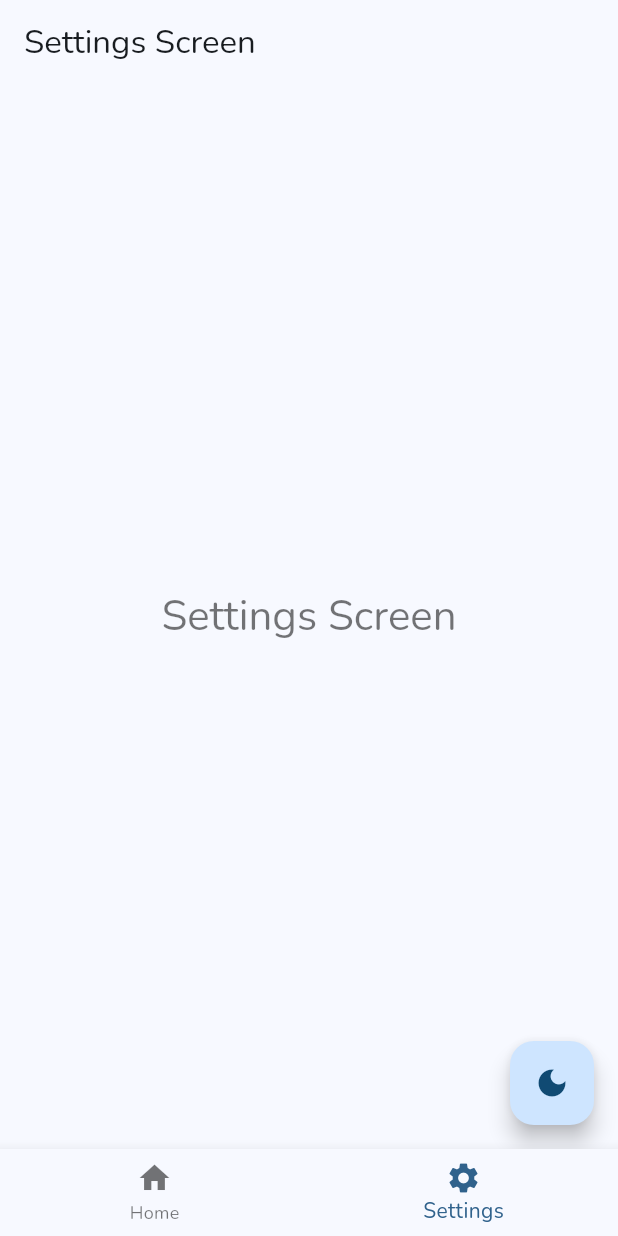
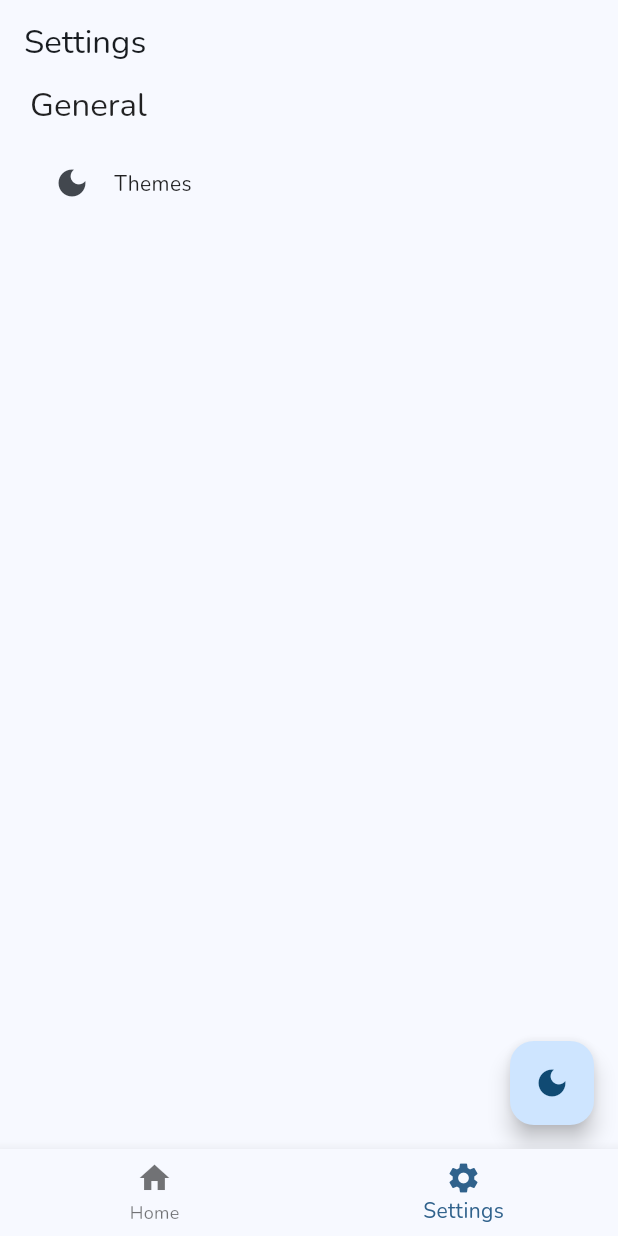
Before and after one commit to tc14077/todoer, a Flutter app: the MainScreen screen opened by its route, item 2 of the bottom bar chosen, on a phone screen of 412 x 824 dp. Run offline on Flutter 3.47's test engine with Material 2 defaults, Android fonts, the phone set to English and light mode, and no system bars; our stand-ins replace beamer, bloc, flutter_bloc, google_fonts.

Commit message:
feat: hook the screen with app path and location

```diff
--- a/lib/navigation/location/settings_location.dart
+++ b/lib/navigation/location/settings_location.dart
@@ -1,6 +1,7 @@
 import 'package:beamer/beamer.dart';
 import 'package:flutter/material.dart';
 import 'package:todoer/navigation/path/app_path.dart';
+import 'package:todoer/ui/screen/theme_setting_screen.dart';
 
 import '../../ui/screen/settings_screen.dart';
 
@@ -13,9 +14,16 @@ class SettingsLocation extends BeamLocation<BeamState> {
     final pages = [
       const BeamPage(
         key: ValueKey('settings'),
-        child: SettingsScreen(title: 'Settings Screen'),
+        child: SettingsScreen(title: 'Settings'),
       ),
     ];
+
+    if (state.pathPatternSegments.contains(AppPath.appTheme.split('/').last)) {
+      pages.add(const BeamPage(
+        key: ValueKey('theme_setting'),
+        child: ThemeSettingScreen(),
+      ));
+    }
     return pages;
   }
 }
--- a/lib/navigation/path/app_path.dart
+++ b/lib/navigation/path/app_path.dart
@@ -1,5 +1,7 @@
 class AppPath {
   static const main = '/main';
   static const home = '$main/home';
+
   static const settings = '$main/settings';
+  static const appTheme = '$settings/app_theme';
 }
--- a/lib/ui/screen/settings_screen.dart
+++ b/lib/ui/screen/settings_screen.dart
@@ -1,7 +1,9 @@
 import 'package:flutter/material.dart';
 import 'package:flutter_bloc/flutter_bloc.dart';
 import 'package:todoer/bloc/app_theme/app_theme_cubit.dart';
+import 'package:todoer/navigation/beamer/main_beamer.dart';
 
+import '../../enum/general_setting_items.dart';
 import '../system/themed_text.dart';
 
 class SettingsScreen extends StatefulWidget {
@@ -16,13 +18,32 @@ class SettingsScreen extends StatefulWidget {
 class _SettingsScreenState extends State<SettingsScreen> {
   @override
   Widget build(BuildContext context) {
+    final settingItems = GeneralSettingItems.values
+        .map((item) => ListTile(
+              leading: item.model.icon,
+              title: BodyMediumText(item.model.displayName),
+              onTap: () => BeamerMain.beamerKey.currentState?.routerDelegate
+                  .beamToNamed(item.model.appPath),
+            ))
+        .toList();
     return Scaffold(
       appBar: AppBar(
         title: Text(widget.title),
       ),
-      body: Center(
-        child: HeadlineMediumText(
-          widget.title,
+      body: Container(
+        padding: const EdgeInsets.symmetric(horizontal: 20),
+        child: Column(
+          crossAxisAlignment: CrossAxisAlignment.start,
+          children: [
+            const TitleLargeText('General'),
+            const SizedBox(
+              height: 10,
+            ),
+            ListView(
+              children: settingItems,
+              shrinkWrap: true,
+            ),
+          ],
         ),
       ),
       floatingActionButton: FloatingActionButton(
```
